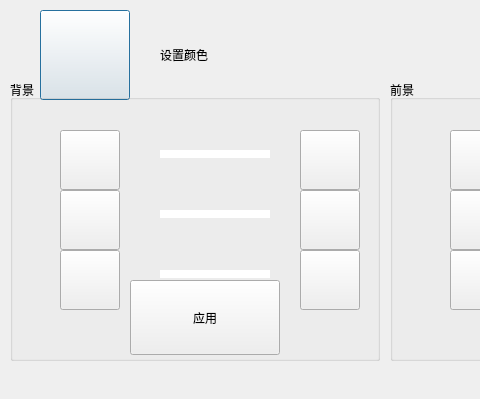
Above: src/XMusic/colordlg.ui from 1028417/XMusic before the change; both pictures show x 0 to 480 and y 0 to 399 of the 801 by 399 pixel window. Below: the same form after it.
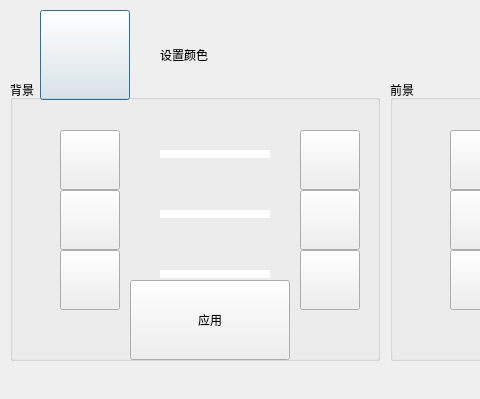
That is the form after the change. Icons and pictures are not drawn. Custom widgets are drawn as their Qt base class.

The edit to the form file:
```diff
--- a/src/XMusic/colordlg.ui
+++ b/src/XMusic/colordlg.ui
@@ -320,8 +320,8 @@
      <rect>
       <x>120</x>
       <y>200</y>
-      <width>150</width>
-      <height>75</height>
+      <width>160</width>
+      <height>80</height>
      </rect>
     </property>
     <property name="autoFillBackground">
```
